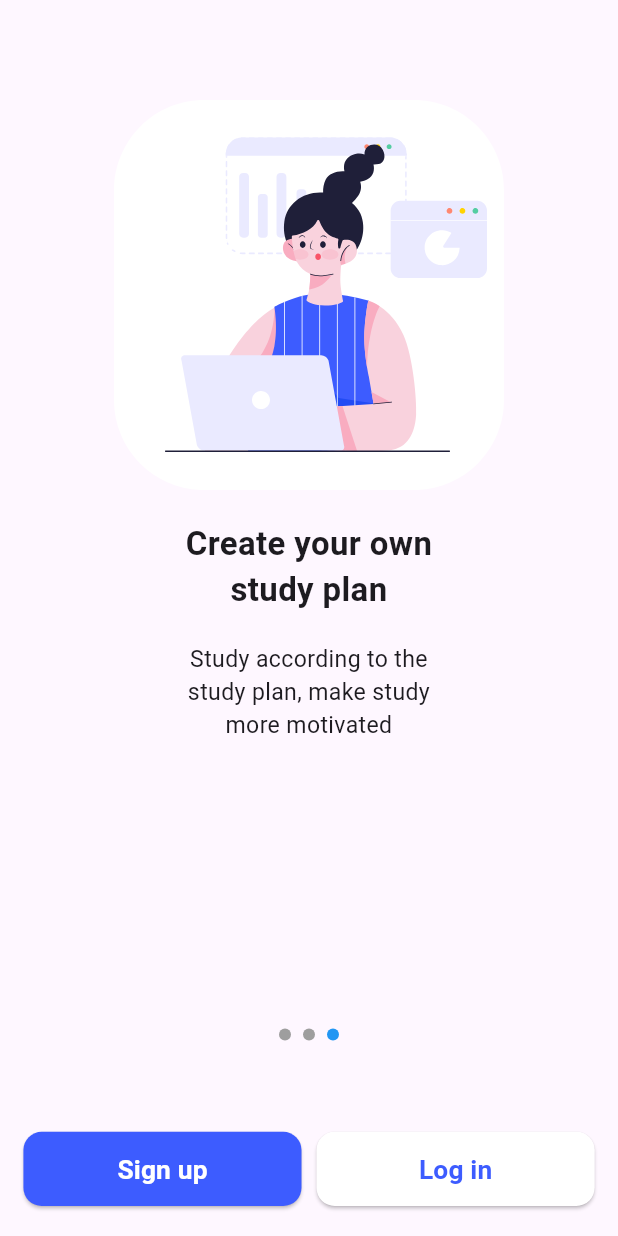
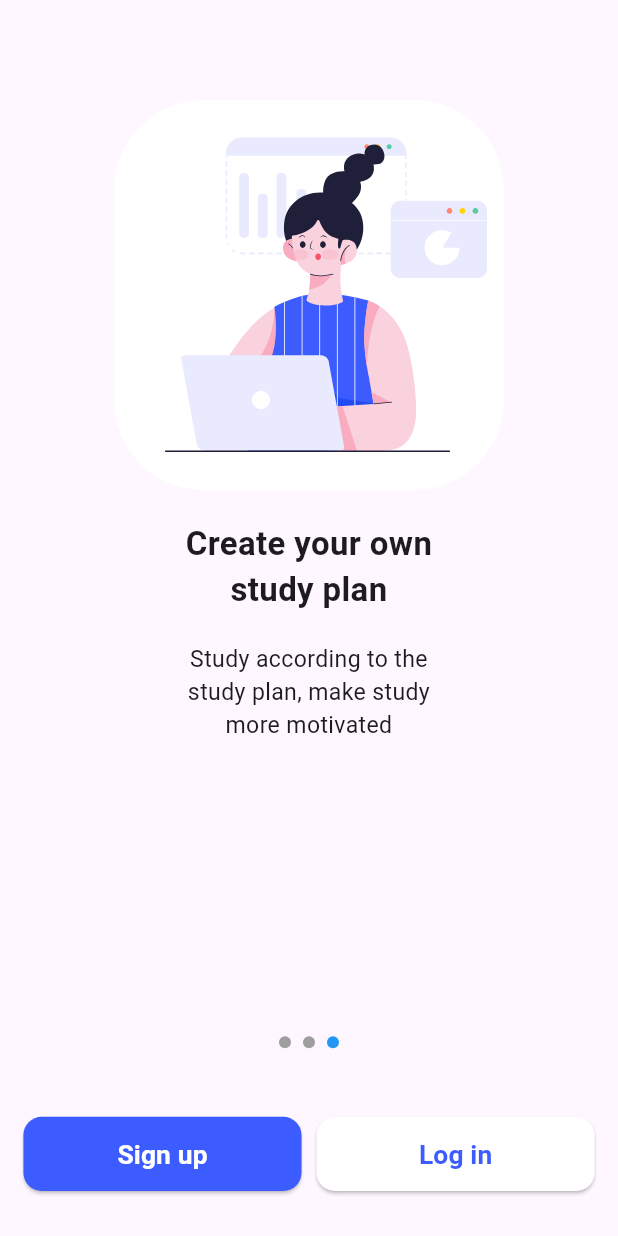
Before and after one commit to 3bdulra7manAmir/CoUrSes_App, a Flutter app: the screen it shows after launch, swiped to page 3, on a phone screen of 412 x 824 dp. Run offline on Flutter 3.47's test engine with Material 3 defaults, Android fonts, the phone set to English and light mode, and no system bars; drawn by our look-alikes of smooth_page_indicator; our stand-ins replace bloc, cloud_firestore, device_preview, firebase_auth, firebase_core, firebase_storage and 8 more; missing offline and left inert: numeric_keyboard; accounts and stored records are empty.

Commit message:
Fixed Point

```diff
--- /dev/null
+++ b/lib/Core/shared/custom_blue_button.dart
@@ -0,0 +1,32 @@
+import 'package:courses_app/Core/utils/constants.dart';
+import 'package:courses_app/Core/utils/styles.dart';
+import 'package:flutter/material.dart';
+import 'package:flutter_screenutil/flutter_screenutil.dart';
+
+class CustomBlueButton extends StatelessWidget
+{
+  const CustomBlueButton({super.key, required this.buttonWidth, this.buttonHeight, required this.buttonText, required this.buttonOnPressed,});
+
+  final double buttonWidth;
+  final String buttonText;
+  final void Function() buttonOnPressed;
+  final double? buttonHeight;
+
+  @override
+  Widget build(BuildContext context)
+  {
+    return SizedBox(
+      width: KMediaQuery(context).width * buttonWidth,
+      height: KMediaQuery(context).height * (buttonHeight ?? 0.06),
+      child: ElevatedButton(
+        style: ButtonStyle(
+          backgroundColor: WidgetStateProperty.all(AppColors.kCardColorBlueLinearLine),
+          shape: WidgetStateProperty.all(RoundedRectangleBorder(borderRadius: BorderRadius.circular(12.r),),
+        ),
+      ),
+      onPressed: buttonOnPressed,
+      child: Center(child: Text(buttonText, style: Styles.textStyle16.copyWith(color: AppColors.kWhiteColor, fontWeight: FontWeight.bold),)),
+      ),
+    );
+  }
+}
--- a/lib/Core/shared/custom_button.dart
+++ b/lib/Core/shared/custom_white_button.dart
@@ -2,36 +2,6 @@ import 'package:courses_app/Core/utils/constants.dart';
 import 'package:courses_app/Core/utils/styles.dart';
 import 'package:flutter/material.dart';
 import 'package:flutter_screenutil/flutter_screenutil.dart';
-
-class CustomBlueButton extends StatelessWidget
-{
-  const CustomBlueButton({super.key, required this.buttonWidth, this.buttonHeight, required this.buttonText, required this.buttonOnPressed,});
-
-  final double buttonWidth;
-  final String buttonText;
-  final void Function() buttonOnPressed;
-  final double? buttonHeight;
-
-  @override
-  Widget build(BuildContext context)
-  {
-    return SizedBox(
-      width: KMediaQuery(context).width * buttonWidth,
-      height: KMediaQuery(context).height * (buttonHeight ?? 0.06),
-      child: ElevatedButton(
-        style: ButtonStyle(
-          backgroundColor: WidgetStateProperty.all(AppColors.kCardColorBlueLinearLine),
-          shape: WidgetStateProperty.all(RoundedRectangleBorder(
-            borderRadius: BorderRadius.circular(12.r),
-          ),
-        ),
-      ),
-      onPressed: buttonOnPressed,
-      child: Center(child: Text(buttonText, style: Styles.textStyle16.copyWith(color: AppColors.kWhiteColor, fontWeight: FontWeight.bold),)),
-      ),
-    );
-  }
-}
 
 class CustomReversedButton extends StatelessWidget
 {
@@ -53,7 +23,7 @@ class CustomReversedButton extends StatelessWidget
         style: ButtonStyle(
           backgroundColor: WidgetStateProperty.all(AppColors.kWhiteColor),
           shape: WidgetStateProperty.all(RoundedRectangleBorder(
-            borderRadius: BorderRadius.circular(12.0.r),
+            borderRadius: BorderRadius.circular(12.r),
             side: outerBorderColor ?? BorderSide.none,
           ),
         ),
--- a/lib/Features/01_intro_views/widget/custom_screen_indicator.dart
+++ b/lib/Features/01_intro_views/widget/custom_screen_indicator.dart
@@ -1,4 +1,5 @@
-import 'package:courses_app/Core/shared/custom_button.dart';
+import 'package:courses_app/Core/shared/custom_blue_button.dart';
+import 'package:courses_app/Core/shared/custom_white_button.dart';
 import 'package:courses_app/Core/utils/constants.dart';
 import 'package:courses_app/app/app_router.dart';
 import 'package:courses_app/Features/01_intro_views/easy_learn_view.dart';
@@ -68,7 +69,7 @@ class _The3IntroScreensState extends State<The3IntroScreens>
               ),
             ),
 
-            SizedBox(height: 60.h),
+            SizedBox(height: 45.h),
 
             currentPage == 2
                 ? Row(
@@ -81,7 +82,7 @@ class _The3IntroScreensState extends State<The3IntroScreens>
                     ],
                   )
                 : const SizedBox.shrink(),
-            const SizedBox(height: 20),
+            const SizedBox(height: 30),
           ],
         ),
       ),
--- a/lib/Features/02_auth/login/login_view.dart
+++ b/lib/Features/02_auth/login/login_view.dart
@@ -3,7 +3,7 @@ import 'package:courses_app/Core/utils/constants.dart';
 import 'package:courses_app/Core/utils/validators.dart';
 import 'package:courses_app/app/app_router.dart';
 import 'package:courses_app/Core/utils/styles.dart';
-import 'package:courses_app/Core/shared/custom_button.dart';
+import 'package:courses_app/Core/shared/custom_blue_button.dart';
 import 'package:courses_app/Core/shared/custom_column.dart';
 import 'package:courses_app/Core/shared/custom_container.dart';
 import 'package:courses_app/Core/shared/custom_text_widget.dart';
--- a/lib/Features/02_auth/register/ph_otp_view.dart
+++ b/lib/Features/02_auth/register/ph_otp_view.dart
@@ -1,6 +1,6 @@
 import 'package:courses_app/Core/utils/constants.dart';
 import 'package:courses_app/Core/utils/styles.dart';
-import 'package:courses_app/Core/shared/custom_button.dart';
+import 'package:courses_app/Core/shared/custom_blue_button.dart';
 import 'package:courses_app/Core/shared/custom_text_widget.dart';
 import 'package:courses_app/Features/02_auth/register/widgets/custom_num_otp_kb.dart';
 import 'package:courses_app/Features/02_auth/register/widgets/custom_otp_inputfield.dart';
--- a/lib/Features/02_auth/register/register_success_view.dart
+++ b/lib/Features/02_auth/register/register_success_view.dart
@@ -1,6 +1,6 @@
 import 'package:courses_app/Core/utils/constants.dart';
 import 'package:courses_app/Core/utils/styles.dart';
-import 'package:courses_app/Core/shared/custom_button.dart';
+import 'package:courses_app/Core/shared/custom_blue_button.dart';
 import 'package:courses_app/Core/shared/custom_text_widget.dart';
 import 'package:flutter/material.dart';
 import 'package:flutter_screenutil/flutter_screenutil.dart';
--- a/lib/Features/02_auth/register/register_view.dart
+++ b/lib/Features/02_auth/register/register_view.dart
@@ -3,7 +3,7 @@ import 'package:courses_app/Core/shared/custom_text_form_field.dart';
 import 'package:courses_app/Core/utils/constants.dart';
 import 'package:courses_app/Core/utils/validators.dart';
 import 'package:courses_app/app/app_router.dart';
-import 'package:courses_app/Core/shared/custom_button.dart';
+import 'package:courses_app/Core/shared/custom_blue_button.dart';
 import 'package:courses_app/Core/shared/custom_column.dart';
 import 'package:courses_app/Core/shared/custom_container.dart';
 import 'package:courses_app/Core/shared/custom_text_widget.dart';
--- a/lib/Features/03_bottom_nav_bar/bottom_nav_bar_views/search/search_filter/filter_bms_view.dart
+++ b/lib/Features/03_bottom_nav_bar/bottom_nav_bar_views/search/search_filter/filter_bms_view.dart
@@ -1,4 +1,5 @@
-import 'package:courses_app/Core/shared/custom_button.dart';
+import 'package:courses_app/Core/shared/custom_blue_button.dart';
+import 'package:courses_app/Core/shared/custom_white_button.dart';
 import 'package:courses_app/Core/utils/constants.dart';
 import 'package:courses_app/app/app_router.dart';
 import 'package:courses_app/Features/03_bottom_nav_bar/bottom_nav_bar_views/search/search_filter/widgets/bms_categories.dart';
--- a/lib/Features/04_course_preview/course_preview_view.dart
+++ b/lib/Features/04_course_preview/course_preview_view.dart
@@ -1,4 +1,4 @@
-import 'package:courses_app/Core/shared/custom_button.dart';
+import 'package:courses_app/Core/shared/custom_blue_button.dart';
 import 'package:courses_app/Core/utils/constants.dart';
 import 'package:courses_app/app/app_router.dart';
 import 'package:courses_app/Features/04_course_preview/widgets/lower_part_column.dart';
--- a/lib/Features/04_course_preview/pay_now_view.dart
+++ b/lib/Features/04_course_preview/pay_now_view.dart
@@ -1,4 +1,4 @@
-import 'package:courses_app/Core/shared/custom_button.dart';
+import 'package:courses_app/Core/shared/custom_blue_button.dart';
 import 'package:courses_app/Core/shared/custom_text_widget.dart';
 import 'package:courses_app/Core/utils/constants.dart';
 import 'package:courses_app/Core/utils/styles.dart';
--- a/lib/Features/04_course_preview/success_purchase_view.dart
+++ b/lib/Features/04_course_preview/success_purchase_view.dart
@@ -1,4 +1,4 @@
-import 'package:courses_app/Core/shared/custom_button.dart';
+import 'package:courses_app/Core/shared/custom_blue_button.dart';
 import 'package:courses_app/Core/utils/constants.dart';
 import 'package:flutter/material.dart';
 import 'package:flutter_screenutil/flutter_screenutil.dart';
--- a/lib/Features/clocking_in/clocking_in_view.dart
+++ b/lib/Features/clocking_in/clocking_in_view.dart
@@ -1,5 +1,5 @@
 import 'package:courses_app/Core/utils/constants.dart';
-import 'package:courses_app/Core/shared/custom_button.dart';
+import 'package:courses_app/Core/shared/custom_blue_button.dart';
 import 'package:courses_app/Features/clocking_in/widgets/custom_clocking_week_days.dart';
 import 'package:flutter/material.dart';
 import 'package:flutter_screenutil/flutter_screenutil.dart';
--- a/lib/Features/no_views/no_network_conn/no_network_conn_view.dart
+++ b/lib/Features/no_views/no_network_conn/no_network_conn_view.dart
@@ -1,6 +1,6 @@
 import 'package:courses_app/Core/utils/constants.dart';
 import 'package:courses_app/Core/utils/styles.dart';
-import 'package:courses_app/Core/shared/custom_button.dart';
+import 'package:courses_app/Core/shared/custom_blue_button.dart';
 import 'package:flutter/material.dart';
 import 'package:flutter_svg/flutter_svg.dart';
 
--- a/lib/Features/no_views/no_videos/no_videos_view.dart
+++ b/lib/Features/no_views/no_videos/no_videos_view.dart
@@ -1,6 +1,6 @@
 import 'package:courses_app/Core/utils/constants.dart';
 import 'package:courses_app/Core/utils/styles.dart';
-import 'package:courses_app/Core/shared/custom_button.dart';
+import 'package:courses_app/Core/shared/custom_blue_button.dart';
 import 'package:flutter/material.dart';
 import 'package:flutter_svg/flutter_svg.dart';
 
```
Also changed, not shown: lib/Features/03_bottom_nav_bar/bottom_nav_bar_views/account/user_account_view.dart (+2 -9 lines), lib/main.dart (+10 -7 lines).
